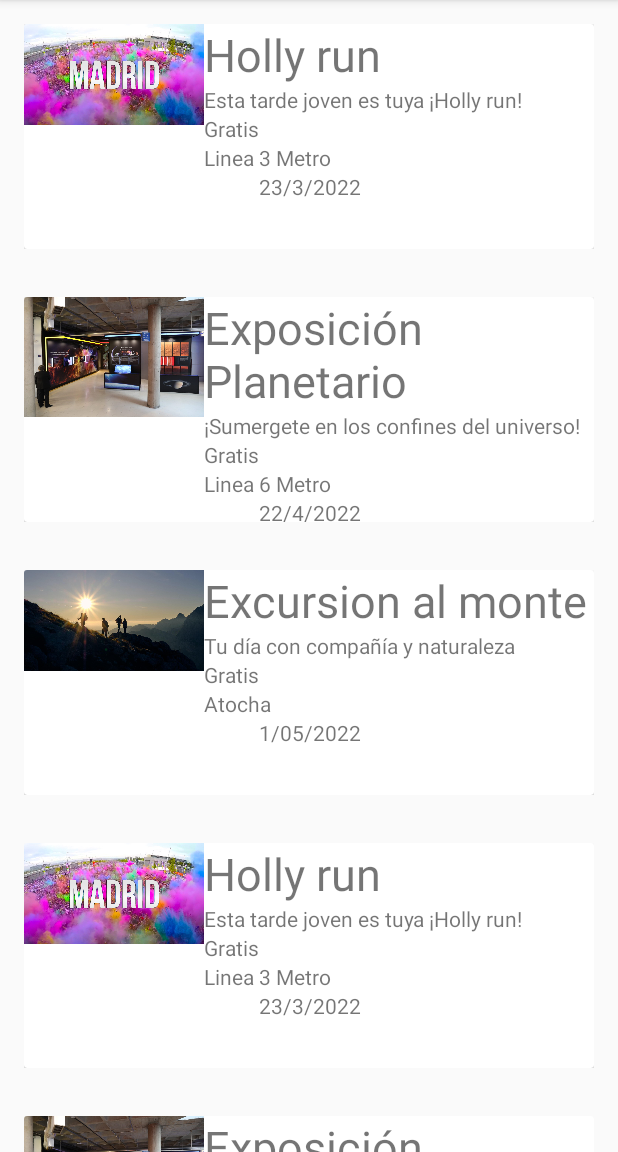
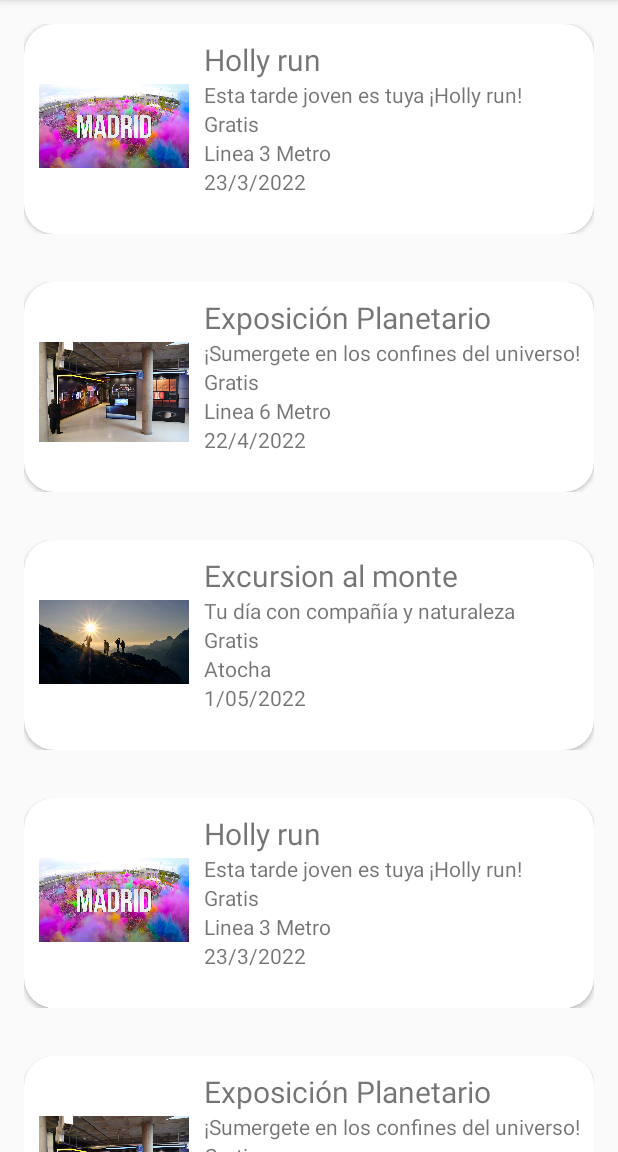
Before and after one commit to RafaelLibrero/MYLES, an Android app: the Eventos screen opened directly, with no data from a screen before it, on a phone screen of 412 x 824 dp, the part 84-1236 px from its top. Run offline under Robolectric (Android 15) with nearby library versions, the phone set to English and light mode, and no system bars.

Commit message:
Se cambiado la morfología de los Cardviews

```diff
--- a/app/src/main/AndroidManifest.xml
+++ b/app/src/main/AndroidManifest.xml
@@ -13,7 +13,7 @@
             android:name=".MainNavigation"
             android:exported="false"
             android:label="@string/title_activity_main_navigation"
-            android:theme="@style/Theme.MYLES.NoActionBar" />
+            android:theme="@style/Theme.Design.Light" />
         <activity
             android:name=".Splash"
             android:exported="true">
@@ -29,7 +29,7 @@
         <activity
             android:name=".Eventos"
             android:exported="true"
-            android:theme="@style/Theme.AppCompat.DayNight" />
+            android:theme="@style/Theme.Design.Light" />
     </application>
 
 </manifest>
--- a/app/src/main/java/com/enrashe/myles/Adapter.java
+++ b/app/src/main/java/com/enrashe/myles/Adapter.java
@@ -6,6 +6,7 @@ import android.view.ViewGroup;
 import android.widget.ImageView;
 import android.widget.TextView;
 
+import androidx.annotation.ColorInt;
 import androidx.annotation.NonNull;
 import androidx.cardview.widget.CardView;
 import androidx.recyclerview.widget.RecyclerView;
@@ -58,6 +59,7 @@ public class Adapter extends RecyclerView.Adapter<Adapter.ViewHolder> {
         viewHolder.transporte.setText(eventos.get(position).getTrasnporte());
         viewHolder.fecha.setText(eventos.get(position).getFecha());
         viewHolder.personPhoto.setImageResource(eventos.get(position).idFoto);
+
     }
 
     @Override
--- a/app/src/main/java/com/enrashe/myles/Eventos.java
+++ b/app/src/main/java/com/enrashe/myles/Eventos.java
@@ -43,7 +43,7 @@ public class Eventos extends AppCompatActivity {
         eventos.add(new Datos_Eventos(R.drawable.expo, "Exposición Planetario", "¡Sumergete en los confines del universo!", "Gratis", "Linea 6 Metro", "22/4/2022"));
         eventos.add(new Datos_Eventos(R.drawable.excursion, "Excursion al monte", "Día para ti con la mejor compañia, la naturaleza", "Gratis", "Atocha", "1/05/2022"));
         eventos.add(new Datos_Eventos(R.drawable.holly, "Holly run", "Esta tarde joven es tuya ¡Holly run!", "Gratis", "Linea 3 Metro", "23/3/2022"));
-        eventos.add(new Datos_Eventos(R.drawable.expo, "Exposición Planetario", "¡Sumergete en los confines del universo!", "Gratis", "Linea 6 SMetro", "22/4/2022"));
+        eventos.add(new Datos_Eventos(R.drawable.expo, "Exposición Planetario", "¡Sumergete en los confines del universo!", "Gratis", "Linea 6 Metro", "22/4/2022"));
         eventos.add(new Datos_Eventos(R.drawable.excursion, "Excursion al monte", "Día para ti con la mejor compañia, la naturaleza", "Gratis", "Atocha", "1/05/2022"));
     }
 
--- a/app/src/main/res/layout/row_cd.xml
+++ b/app/src/main/res/layout/row_cd.xml
@@ -1,25 +1,32 @@
 <?xml version="1.0" encoding="utf-8"?>
 <LinearLayout xmlns:android="http://schemas.android.com/apk/res/android"
+    xmlns:app="http://schemas.android.com/apk/res-auto"
     android:layout_width="match_parent"
     android:layout_height="wrap_content"
-    android:padding="16dp">
+    android:padding="16dp"
+    >
 
 
     <androidx.cardview.widget.CardView
         android:id="@+id/cv"
         android:layout_width="match_parent"
-        android:layout_height="150dp">
+        android:layout_height="140dp"
+        app:cardCornerRadius="20dp">
 
         <RelativeLayout
             android:layout_width="match_parent"
             android:layout_height="wrap_content"
-     >
+            android:paddingTop="10dp"
+            >
 
             <ImageView
                 android:id="@+id/person_photo"
                 android:layout_width="120dp"
                 android:layout_height="wrap_content"
-                android:adjustViewBounds="true" />
+                android:layout_marginTop="30dp"
+                android:adjustViewBounds="true"
+                android:paddingLeft="10dp"
+                android:paddingRight="10dp" />
 
             <TextView
                 android:id="@+id/evento"
@@ -27,7 +34,7 @@
                 android:layout_height="wrap_content"
                 android:layout_alignParentTop="true"
                 android:layout_toRightOf="@+id/person_photo"
-                android:textSize="30sp" />
+                android:textSize="20sp" />
 
             <TextView
                 android:id="@+id/descripcion"
@@ -35,24 +42,27 @@
                 android:layout_height="wrap_content"
                 android:layout_below="@+id/evento"
                 android:layout_toRightOf="@+id/person_photo" />
+
             <TextView
                 android:id="@+id/precio"
                 android:layout_width="wrap_content"
                 android:layout_height="wrap_content"
                 android:layout_below="@+id/descripcion"
                 android:layout_toRightOf="@+id/person_photo" />
+
             <TextView
                 android:id="@+id/transporte"
                 android:layout_width="wrap_content"
                 android:layout_height="wrap_content"
                 android:layout_below="@+id/precio"
                 android:layout_toRightOf="@+id/person_photo" />
+
             <TextView
                 android:id="@+id/fecha"
                 android:layout_width="wrap_content"
                 android:layout_height="wrap_content"
                 android:layout_below="@+id/transporte"
-                android:layout_toRightOf="@+id/precio" />
+                android:layout_toRightOf="@+id/person_photo" />
 
         </RelativeLayout>
 
```
Also changed, not shown: app/src/main/res/values/themes.xml (+17 -0 lines).
